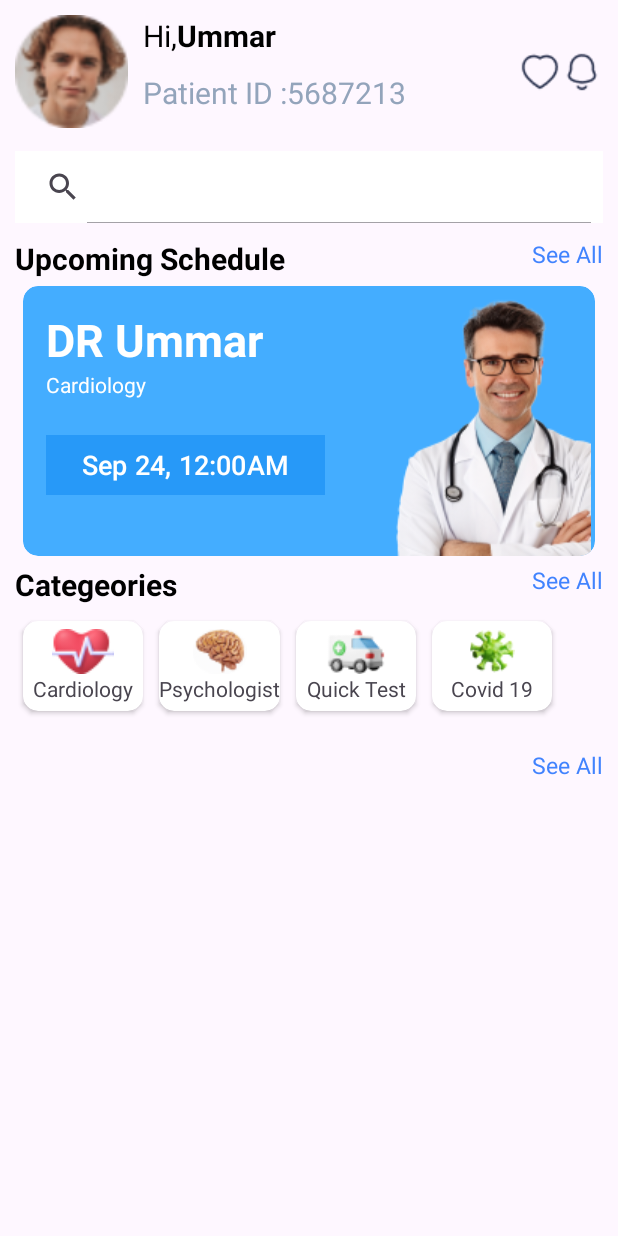
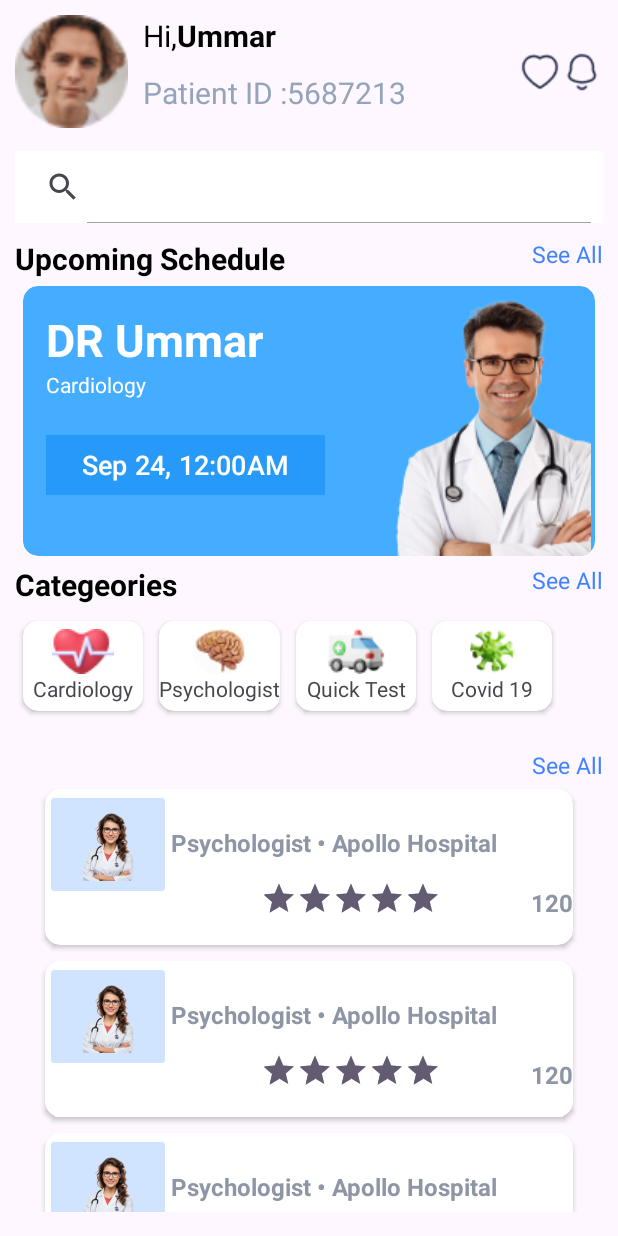
Before and after one commit to tajamularafath/Hello_DR_Kotlin_Android, an Android app: the HomeFragment screen opened through its navigation route, on a phone screen of 412 x 824 dp. Run offline under Robolectric (Android 15) with nearby library versions, the phone set to English and light mode, and no system bars; our stand-ins replace sdp/ssp sizes.

Commit message:
Recycler View for list of docotrs and added adapter for it

```diff
--- /dev/null
+++ b/root/src/main/java/Adapter/HomeDrListAdapter.kt
@@ -0,0 +1,40 @@
+package Adapter
+
+import android.view.LayoutInflater
+import android.view.ViewGroup
+import androidx.recyclerview.widget.RecyclerView
+import coil.load
+import com.example.root.R
+import com.example.root.databinding.DrCardViewBinding
+import model.DrListModel
+
+class HomeDrListAdapter(val drListModel: List<DrListModel>): RecyclerView.Adapter<HomeDrListAdapter.ViewHolder>() {
+
+    override fun onCreateViewHolder(parent: ViewGroup, viewType: Int): ViewHolder {
+        val binding = DrCardViewBinding
+            .inflate(LayoutInflater.from(parent.context), parent, false)
+        return ViewHolder(binding)
+    }
+
+    override fun getItemCount(): Int {
+        return drListModel.size
+    }
+
+    override fun onBindViewHolder(holder: ViewHolder, position: Int) {
+
+        val itemViewModel = drListModel[position]
+        holder.binding.apply {
+            ivDr.load(itemViewModel.drImage){
+                placeholder(R.drawable.home)
+                error(R.drawable.message)
+            }
+            tvDrname.setText(itemViewModel.drName)
+            tvDrhospital.setText(itemViewModel.drHospital)
+            tvRatingcount.setText(itemViewModel.ratingCount)
+        }
+    }
+
+   class ViewHolder(val binding: DrCardViewBinding): RecyclerView.ViewHolder(binding.root) {
+
+    }
+}
--- a/root/src/main/java/Fragement/HomeFragment.kt
+++ b/root/src/main/java/Fragement/HomeFragment.kt
@@ -2,6 +2,7 @@ package Fragement
 
 import Adapter.HomeCardViewAdapter
 import Adapter.HomeCategeoryAdapter
+import Adapter.HomeDrListAdapter
 import android.os.Bundle
 import androidx.fragment.app.Fragment
 import android.view.LayoutInflater
@@ -13,6 +14,7 @@ import com.example.root.databinding.FragmentBottomSheetBinding
 import com.example.root.databinding.FragmentHomeBinding
 import model.CardView
 import model.CatgeoryModel
+import model.DrListModel
 
 class HomeFragment : Fragment() {
 
@@ -58,7 +60,27 @@ class HomeFragment : Fragment() {
         val cadapter = HomeCategeoryAdapter(cdata)
         cateRecyclerView.adapter = cadapter
         cadapter.notifyDataSetChanged()
-    }
+
+//    For DR List
+        val drListRecyclerView = binding.rvDr
+        val drListData = ArrayList<DrListModel>()
+
+        drListData.add(DrListModel(R.drawable.drf,"","Psychologist • Apollo Hospital","120"))
+        drListData.add(DrListModel(R.drawable.drf,"","Psychologist • Apollo Hospital","120"))
+        drListData.add(DrListModel(R.drawable.drf,"","Psychologist • Apollo Hospital","120"))
+        drListData.add(DrListModel(R.drawable.drf,"","Psychologist • Apollo Hospital","120"))
+        drListData.add(DrListModel(R.drawable.drf,"","Psychologist • Apollo Hospital","120"))
+        drListData.add(DrListModel(R.drawable.drf,"","Psychologist • Apollo Hospital","120"))
+        drListData.add(DrListModel(R.drawable.drf,"","Psychologist • Apollo Hospital","120"))
+
+        val drListAdapter = HomeDrListAdapter(drListData)
+        drListRecyclerView.adapter = drListAdapter
+        drListAdapter.notifyDataSetChanged()
 
 
+
+
+
+
+    }
 }
--- /dev/null
+++ b/root/src/main/java/model/DrListModel.kt
@@ -0,0 +1,10 @@
+package model
+
+import android.media.Rating
+
+data class DrListModel(
+    val drImage : Int,
+    val drName: String,
+    val drHospital: String,
+    val ratingCount: String
+)
--- a/root/src/main/res/layout/dr_card_view.xml
+++ b/root/src/main/res/layout/dr_card_view.xml
@@ -1,7 +1,7 @@
 <?xml version="1.0" encoding="utf-8"?>
 <androidx.cardview.widget.CardView xmlns:android="http://schemas.android.com/apk/res/android"
     xmlns:app="http://schemas.android.com/apk/res-auto"
-    android:layout_width="wrap_content"
+    android:layout_width="match_parent"
     android:layout_height="wrap_content"
     android:layout_margin="5dp"
     android:backgroundTint="@color/white"
@@ -13,8 +13,8 @@
 
         <ImageButton
             android:id="@+id/iv_dr"
-            android:layout_width="wrap_content"
-            android:layout_height="wrap_content"
+            android:layout_width="84dp"
+            android:layout_height="74dp"
             android:src="@drawable/drm"
             android:backgroundTint="@color/lightgrey1"
             app:layout_constraintTop_toTopOf="parent"
@@ -44,6 +44,30 @@
             app:layout_constraintTop_toBottomOf="@id/tv_drname"
             app:layout_constraintStart_toStartOf="@id/tv_drname"
             />
+        <RatingBar
+            android:id="@+id/rb"
+            android:layout_width="wrap_content"
+            android:layout_height="wrap_content"
+            app:layout_constraintTop_toBottomOf="@id/tv_drhospital"
+            app:layout_constraintStart_toStartOf="@id/tv_drhospital"
+            android:stepSize="0.5"
+            android:scaleX="0.5"
+            android:scaleY="0.5"
+            android:rating="5"
+            android:isIndicator="false"
+            />
+        <TextView
+            android:id="@+id/tv_ratingcount"
+            android:layout_width="wrap_content"
+            android:layout_height="wrap_content"
+            android:text="(120)"
+            android:textSize="16sp"
+            android:textColor="@color/grey"
+            android:textStyle="bold"
+            app:layout_constraintTop_toBottomOf="@id/tv_drhospital"
+            app:layout_constraintStart_toEndOf="@id/rb"
+            app:layout_constraintBottom_toBottomOf="@+id/rb"
+            />
 
     </androidx.constraintlayout.widget.ConstraintLayout>
 
--- a/root/src/main/res/layout/fragment_home.xml
+++ b/root/src/main/res/layout/fragment_home.xml
@@ -144,25 +144,24 @@
         android:layout_width="0dp"
         android:layout_height="wrap_content"
         android:layout_marginTop="5dp"
-        tools:itemCount="4"
+        android:orientation="horizontal"
         app:layoutManager="androidx.recyclerview.widget.LinearLayoutManager"
-        android:orientation="horizontal"
         app:layout_constraintEnd_toEndOf="@id/gl_End"
         app:layout_constraintStart_toStartOf="@id/gl_Start"
         app:layout_constraintTop_toBottomOf="@id/tv_seeAll"
-        tools:listitem="@layout/card_view_design"/>
+        tools:itemCount="4"
+        tools:listitem="@layout/card_view_design" />
 
     <TextView
         android:id="@+id/tv_categeory"
         android:layout_width="wrap_content"
         android:layout_height="wrap_content"
         android:text="Categeories"
+        android:textColor="@color/black"
         android:textSize="20sp"
-        android:textColor="@color/black"
         android:textStyle="bold"
-        app:layout_constraintTop_toBottomOf="@+id/recyclerView"
         app:layout_constraintStart_toStartOf="@id/gl_Start"
-        />
+        app:layout_constraintTop_toBottomOf="@+id/recyclerView" />
 
     <TextView
         android:id="@+id/tv_CateseeAll"
@@ -172,41 +171,42 @@
         android:textColor="@color/blue"
         android:textSize="15sp"
         app:layout_constraintEnd_toEndOf="@id/gl_End"
-        app:layout_constraintTop_toTopOf="@+id/tv_categeory"/>
+        app:layout_constraintTop_toTopOf="@+id/tv_categeory" />
 
     <androidx.recyclerview.widget.RecyclerView
         android:id="@+id/rv_categeory"
         android:layout_width="0dp"
         android:layout_height="wrap_content"
+        android:layout_marginTop="5dp"
+        android:orientation="horizontal"
+        app:layoutManager="androidx.recyclerview.widget.LinearLayoutManager"
+        app:layout_constraintEnd_toEndOf="@id/gl_End"
+        app:layout_constraintStart_toStartOf="@id/gl_Start"
+        app:layout_constraintTop_toBottomOf="@id/tv_categeory"
         tools:itemCount="4"
-        app:layoutManager="androidx.recyclerview.widget.LinearLayoutManager"
-        android:orientation="horizontal"
-        android:layout_marginTop="5dp"
-        app:layout_constraintTop_toBottomOf="@id/tv_categeory"
-        app:layout_constraintStart_toStartOf="@id/gl_Start"
-        app:layout_constraintEnd_toEndOf="@id/gl_End"
-        tools:listitem="@layout/categeory_card_view"
-        />
+        tools:listitem="@layout/categeory_card_view" />
 
     <TextView
         android:id="@+id/tv_drseeAll"
         android:layout_width="wrap_content"
         android:layout_height="wrap_content"
+        android:layout_marginTop="20dp"
         android:text="See All"
-        android:layout_marginTop="20dp"
         android:textColor="@color/blue"
         android:textSize="15sp"
         app:layout_constraintEnd_toEndOf="@id/gl_End"
-        app:layout_constraintTop_toBottomOf="@+id/rv_categeory"/>
+        app:layout_constraintTop_toBottomOf="@+id/rv_categeory" />
 
     <androidx.recyclerview.widget.RecyclerView
         android:id="@+id/rv_dr"
         android:layout_width="wrap_content"
-        android:layout_height="wrap_content"
+        android:layout_height="0dp"
+        app:layoutManager="androidx.recyclerview.widget.LinearLayoutManager"
+        android:orientation="vertical"
+        app:layout_constraintEnd_toEndOf="@id/gl_End"
+        app:layout_constraintStart_toStartOf="@id/gl_Start"
         app:layout_constraintTop_toBottomOf="@id/tv_drseeAll"
-        app:layout_constraintStart_toStartOf="@id/gl_Start"
-        app:layout_constraintEnd_toEndOf="@id/gl_End"
-        tools:listitem="@layout/dr_card_view"
-        />
+        app:layout_constraintBottom_toBottomOf="@id/gl_Bottom"
+        tools:listitem="@layout/dr_card_view" />
 
 </androidx.constraintlayout.widget.ConstraintLayout>
```
